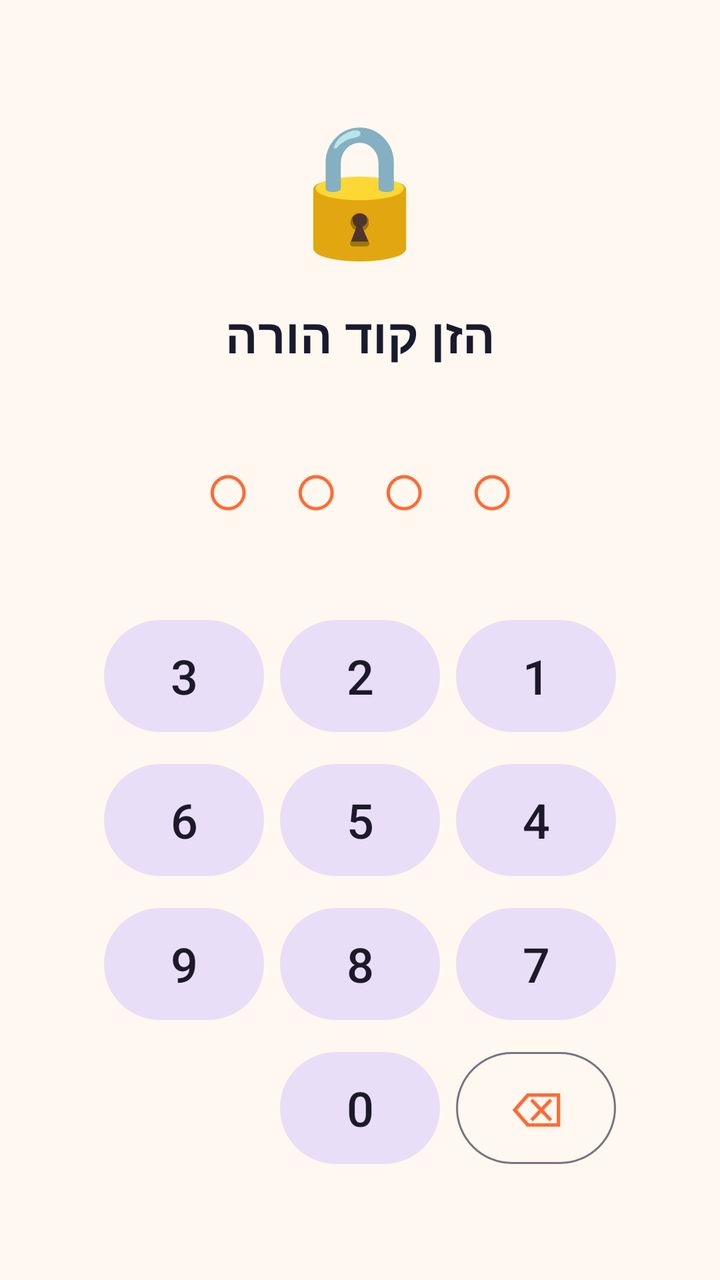
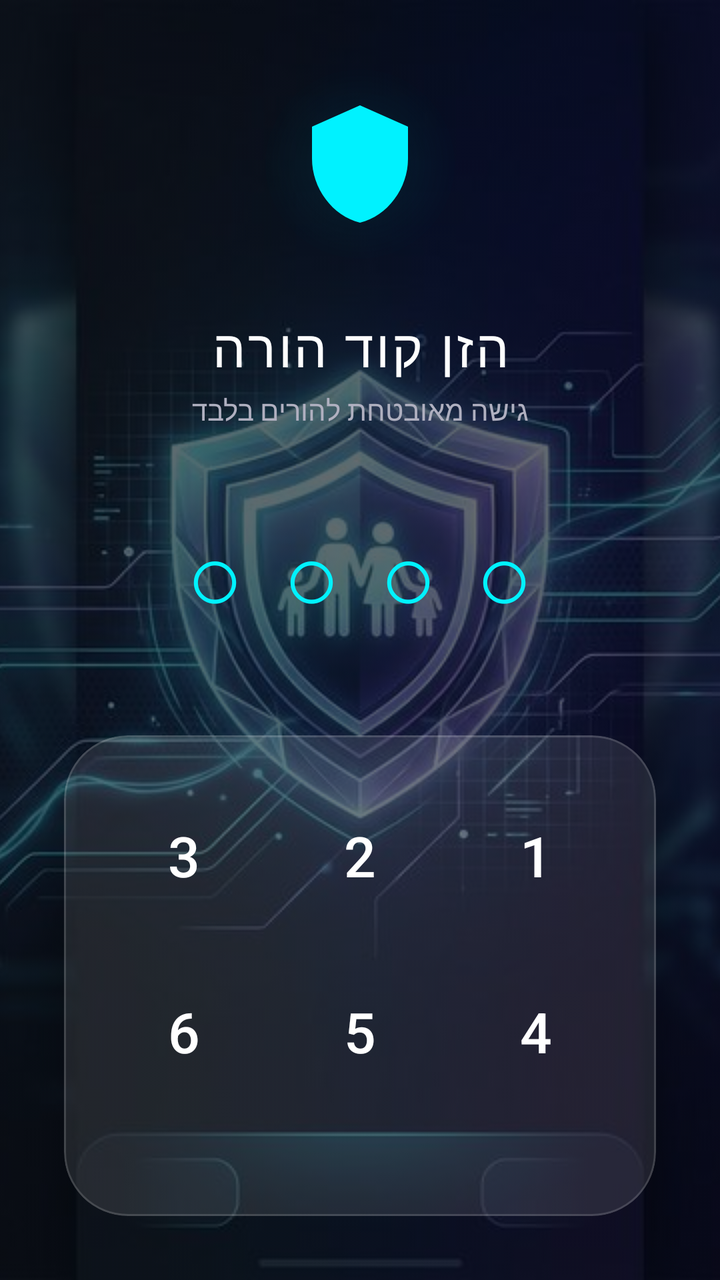

Before-and-after screenshots of an Android layout around one commit, followed by the original layout XML and the change that was made.
<!-- AndroidManifest.xml: application theme Theme.SafeKids -->
<!-- res/layout/activity_pin.xml -->
<?xml version="1.0" encoding="utf-8"?>
<LinearLayout xmlns:android="http://schemas.android.com/apk/res/android"
    android:layout_width="match_parent"
    android:layout_height="match_parent"
    android:orientation="vertical"
    android:gravity="center"
    android:background="@color/sk_background"
    android:layoutDirection="rtl"
    android:padding="32dp">

    
    <TextView
        android:layout_width="wrap_content"
        android:layout_height="wrap_content"
        android:text="🔒"
        android:textSize="64sp" />

    
    <TextView
        android:id="@+id/tvPinTitle"
        android:layout_width="wrap_content"
        android:layout_height="wrap_content"
        android:text="@string/pin_title"
        android:textSize="24sp"
        android:textStyle="bold"
        android:textColor="@color/sk_on_background"
        android:layout_marginTop="16dp" />

    
    <TextView
        android:id="@+id/tvPinDisplay"
        android:layout_width="wrap_content"
        android:layout_height="wrap_content"
        android:text="○○○○"
        android:textSize="40sp"
        android:letterSpacing="0.5"
        android:textColor="@color/sk_primary"
        android:layout_marginTop="32dp" />

    
    <GridLayout
        android:layout_width="wrap_content"
        android:layout_height="wrap_content"
        android:layout_marginTop="32dp"
        android:columnCount="3"
        android:rowCount="4"
        android:useDefaultMargins="true">

        <Button android:id="@+id/btn1" style="@style/Widget.Material3.Button.TonalButton" android:layout_width="80dp" android:layout_height="64dp" android:text="1" android:textSize="24sp" />
        <Button android:id="@+id/btn2" style="@style/Widget.Material3.Button.TonalButton" android:layout_width="80dp" android:layout_height="64dp" android:text="2" android:textSize="24sp" />
        <Button android:id="@+id/btn3" style="@style/Widget.Material3.Button.TonalButton" android:layout_width="80dp" android:layout_height="64dp" android:text="3" android:textSize="24sp" />
        <Button android:id="@+id/btn4" style="@style/Widget.Material3.Button.TonalButton" android:layout_width="80dp" android:layout_height="64dp" android:text="4" android:textSize="24sp" />
        <Button android:id="@+id/btn5" style="@style/Widget.Material3.Button.TonalButton" android:layout_width="80dp" android:layout_height="64dp" android:text="5" android:textSize="24sp" />
        <Button android:id="@+id/btn6" style="@style/Widget.Material3.Button.TonalButton" android:layout_width="80dp" android:layout_height="64dp" android:text="6" android:textSize="24sp" />
        <Button android:id="@+id/btn7" style="@style/Widget.Material3.Button.TonalButton" android:layout_width="80dp" android:layout_height="64dp" android:text="7" android:textSize="24sp" />
        <Button android:id="@+id/btn8" style="@style/Widget.Material3.Button.TonalButton" android:layout_width="80dp" android:layout_height="64dp" android:text="8" android:textSize="24sp" />
        <Button android:id="@+id/btn9" style="@style/Widget.Material3.Button.TonalButton" android:layout_width="80dp" android:layout_height="64dp" android:text="9" android:textSize="24sp" />
        <Button android:id="@+id/btnBackspace" style="@style/Widget.Material3.Button.OutlinedButton" android:layout_width="80dp" android:layout_height="64dp" android:text="⌫" android:textSize="24sp" />
        <Button android:id="@+id/btn0" style="@style/Widget.Material3.Button.TonalButton" android:layout_width="80dp" android:layout_height="64dp" android:text="0" android:textSize="24sp" />
        <Space android:layout_width="80dp" android:layout_height="64dp" />

    </GridLayout>

</LinearLayout>
<!-- resources referenced by this layout -->
<resources>
  <color name="sk_background">#FFF8F0</color>
  <color name="sk_on_background">#1A1A2E</color>
  <color name="sk_primary">#FF6B35</color>
  <string name="pin_title">הזן קוד הורה</string>
  <style name="Theme.SafeKids" parent="Theme.Material3.Light.NoActionBar">
          <item name="colorPrimary">@color/sk_primary</item>
          <item name="colorPrimaryDark">@color/sk_primary_dark</item>
          <item name="colorSecondary">@color/sk_secondary</item>
          <item name="colorOnPrimary">@color/sk_on_primary</item>
          <item name="android:colorBackground">@color/sk_background</item>
          <item name="colorSurface">@color/sk_surface</item>
          <item name="colorError">@color/sk_error</item>
          <item name="android:statusBarColor">@color/sk_primary_dark</item>
          <item name="android:navigationBarColor">@color/sk_background</item>
      </style>
  <color name="sk_primary_dark">#E55A2B</color>
  <color name="sk_secondary">#2EC4B6</color>
  <color name="sk_on_primary">#FFFFFF</color>
  <color name="sk_surface">#FFFFFF</color>
  <color name="sk_error">#E63946</color>
</resources>

<!-- the commit's change to res/layout/activity_pin.xml (unified diff, before → after) -->
@@ -1,64 +1,114 @@
 <?xml version="1.0" encoding="utf-8"?>
-<LinearLayout xmlns:android="http://schemas.android.com/apk/res/android"
+<androidx.constraintlayout.widget.ConstraintLayout xmlns:android="http://schemas.android.com/apk/res/android"
+    xmlns:app="http://schemas.android.com/apk/res-auto"
     android:layout_width="match_parent"
     android:layout_height="match_parent"
-    android:orientation="vertical"
-    android:gravity="center"
     android:background="@color/sk_background"
-    android:layoutDirection="rtl"
-    android:padding="32dp">
+    android:layoutDirection="rtl">
 
     
-    <TextView
-        android:layout_width="wrap_content"
-        android:layout_height="wrap_content"
-        android:text="🔒"
-        android:textSize="64sp" />
+    <ImageView
+        android:id="@+id/ivBackground"
+        android:layout_width="match_parent"
+        android:layout_height="match_parent"
+        android:scaleType="centerCrop"
+        android:src="@drawable/safekids_background_premium"
+        android:alpha="0.4" />
 
-    
-    <TextView
-        android:id="@+id/tvPinTitle"
-        android:layout_width="wrap_content"
-        android:layout_height="wrap_content"
-        android:text="@string/pin_title"
-        android:textSize="24sp"
-        android:textStyle="bold"
-        android:textColor="@color/sk_on_background"
-        android:layout_marginTop="16dp" />
+    <LinearLayout
+        android:layout_width="match_parent"
+        android:layout_height="match_parent"
+        android:orientation="vertical"
+        android:gravity="center"
+        android:padding="32dp">
 
-    
-    <TextView
-        android:id="@+id/tvPinDisplay"
-        android:layout_width="wrap_content"
-        android:layout_height="wrap_content"
-        android:text="○○○○"
-        android:textSize="40sp"
-        android:letterSpacing="0.5"
-        android:textColor="@color/sk_primary"
-        android:layout_marginTop="32dp" />
+        
+        <FrameLayout
+            android:layout_width="wrap_content"
+            android:layout_height="wrap_content"
+            android:layout_marginBottom="24dp">
+            <View
+                android:layout_width="100dp"
+                android:layout_height="100dp"
+                android:background="@drawable/status_glow_circle"
+                android:layout_gravity="center"
+                android:alpha="0.3" />
+            <ImageView
+                android:layout_width="64dp"
+                android:layout_height="64dp"
+                android:layout_gravity="center"
+                android:src="@drawable/ic_security_shield"
+                app:tint="@color/sk_primary" />
+        </FrameLayout>
 
-    
-    <GridLayout
-        android:layout_width="wrap_content"
-        android:layout_height="wrap_content"
-        android:layout_marginTop="32dp"
-        android:columnCount="3"
-        android:rowCount="4"
-        android:useDefaultMargins="true">
+        
+        <TextView
+            android:id="@+id/tvPinTitle"
+            android:layout_width="wrap_content"
+            android:layout_height="wrap_content"
+            android:text="@string/pin_title"
+            android:textSize="26sp"
+            android:fontFamily="sans-serif-medium"
+            android:textColor="@color/sk_on_background"
+            android:letterSpacing="0.05" />
 
-        <Button android:id="@+id/btn1" style="@style/Widget.Material3.Button.TonalButton" android:layout_width="80dp" android:layout_height="64dp" android:text="1" android:textSize="24sp" />
-        <Button android:id="@+id/btn2" style="@style/Widget.Material3.Button.TonalButton" android:layout_width="80dp" android:layout_height="64dp" android:text="2" android:textSize="24sp" />
-        <Button android:id="@+id/btn3" style="@style/Widget.Material3.Button.TonalButton" android:layout_width="80dp" android:layout_height="64dp" android:text="3" android:textSize="24sp" />
-        <Button android:id="@+id/btn4" style="@style/Widget.Material3.Button.TonalButton" android:layout_width="80dp" android:layout_height="64dp" android:text="4" android:textSize="24sp" />
-        <Button android:id="@+id/btn5" style="@style/Widget.Material3.Button.TonalButton" android:layout_width="80dp" android:layout_height="64dp" android:text="5" android:textSize="24sp" />
-        <Button android:id="@+id/btn6" style="@style/Widget.Material3.Button.TonalButton" android:layout_width="80dp" android:layout_height="64dp" android:text="6" android:textSize="24sp" />
-        <Button android:id="@+id/btn7" style="@style/Widget.Material3.Button.TonalButton" android:layout_width="80dp" android:layout_height="64dp" android:text="7" android:textSize="24sp" />
-        <Button android:id="@+id/btn8" style="@style/Widget.Material3.Button.TonalButton" android:layout_width="80dp" android:layout_height="64dp" android:text="8" android:textSize="24sp" />
-        <Button android:id="@+id/btn9" style="@style/Widget.Material3.Button.TonalButton" android:layout_width="80dp" android:layout_height="64dp" android:text="9" android:textSize="24sp" />
-        <Button android:id="@+id/btnBackspace" style="@style/Widget.Material3.Button.OutlinedButton" android:layout_width="80dp" android:layout_height="64dp" android:text="⌫" android:textSize="24sp" />
-        <Button android:id="@+id/btn0" style="@style/Widget.Material3.Button.TonalButton" android:layout_width="80dp" android:layout_height="64dp" android:text="0" android:textSize="24sp" />
-        <Space android:layout_width="80dp" android:layout_height="64dp" />
+        <TextView
+            android:layout_width="wrap_content"
+            android:layout_height="wrap_content"
+            android:text="גישה מאובטחת להורים בלבד"
+            android:textSize="14sp"
+            android:textColor="@color/sk_text_secondary"
+            android:layout_marginTop="4dp" />
 
-    </GridLayout>
+        
+        <TextView
+            android:id="@+id/tvPinDisplay"
+            android:layout_width="wrap_content"
+            android:layout_height="wrap_content"
+            android:text="○○○○"
+            android:textSize="48sp"
+            android:letterSpacing="0.4"
+            android:textColor="@color/sk_primary"
+            android:layout_marginTop="40dp" />
 
-</LinearLayout>
+        
+        <com.google.android.material.card.MaterialCardView
+            android:layout_width="wrap_content"
+            android:layout_height="wrap_content"
+            android:layout_marginTop="48dp"
+            app:cardCornerRadius="32dp"
+            app:cardElevation="0dp"
+            app:strokeWidth="1dp"
+            app:strokeColor="@color/sk_glass_outline"
+            android:backgroundTint="@color/sk_glass_surface">
+
+            <GridLayout
+                android:layout_width="wrap_content"
+                android:layout_height="wrap_content"
+                android:padding="16dp"
+                android:columnCount="3"
+                android:rowCount="4"
+                android:useDefaultMargins="true">
+
+                <Button android:id="@+id/btn1" style="@style/Widget.Material3.Button.TextButton" android:layout_width="80dp" android:layout_height="80dp" android:text="1" android:textSize="28sp" android:textColor="@color/sk_on_background" />
+                <Button android:id="@+id/btn2" style="@style/Widget.Material3.Button.TextButton" android:layout_width="80dp" android:layout_height="80dp" android:text="2" android:textSize="28sp" android:textColor="@color/sk_on_background" />
+                <Button android:id="@+id/btn3" style="@style/Widget.Material3.Button.TextButton" android:layout_width="80dp" android:layout_height="80dp" android:text="3" android:textSize="28sp" android:textColor="@color/sk_on_background" />
+                
+                <Button android:id="@+id/btn4" style="@style/Widget.Material3.Button.TextButton" android:layout_width="80dp" android:layout_height="80dp" android:text="4" android:textSize="28sp" android:textColor="@color/sk_on_background" />
+                <Button android:id="@+id/btn5" style="@style/Widget.Material3.Button.TextButton" android:layout_width="80dp" android:layout_height="80dp" android:text="5" android:textSize="28sp" android:textColor="@color/sk_on_background" />
+                <Button android:id="@+id/btn6" style="@style/Widget.Material3.Button.TextButton" android:layout_width="80dp" android:layout_height="80dp" android:text="6" android:textSize="28sp" android:textColor="@color/sk_on_background" />
+                
+                <Button android:id="@+id/btn7" style="@style/Widget.Material3.Button.TextButton" android:layout_width="80dp" android:layout_height="80dp" android:text="7" android:textSize="28sp" android:textColor="@color/sk_on_background" />
+                <Button android:id="@+id/btn8" style="@style/Widget.Material3.Button.TextButton" android:layout_width="80dp" android:layout_height="80dp" android:text="8" android:textSize="28sp" android:textColor="@color/sk_on_background" />
+                <Button android:id="@+id/btn9" style="@style/Widget.Material3.Button.TextButton" android:layout_width="80dp" android:layout_height="80dp" android:text="9" android:textSize="28sp" android:textColor="@color/sk_on_background" />
+                
+                <Button android:id="@+id/btnBackspace" style="@style/Widget.Material3.Button.TextButton" android:layout_width="80dp" android:layout_height="80dp" android:text="⌫" android:textSize="24sp" android:textColor="@color/sk_error" />
+                <Button android:id="@+id/btn0" style="@style/Widget.Material3.Button.TextButton" android:layout_width="80dp" android:layout_height="80dp" android:text="0" android:textSize="28sp" android:textColor="@color/sk_on_background" />
+                <Space android:layout_width="80dp" android:layout_height="80dp" />
+
+            </GridLayout>
+        </com.google.android.material.card.MaterialCardView>
+
+    </LinearLayout>
+
+</androidx.constraintlayout.widget.ConstraintLayout>
<!-- resource entries referenced after the edit -->
@@ -1,24 +1,47 @@
 <!-- resources referenced by this layout -->
 <resources>
-  <color name="sk_background">#FFF8F0</color>
-  <color name="sk_on_background">#1A1A2E</color>
-  <color name="sk_primary">#FF6B35</color>
+  <color name="sk_background">#050810</color>
+  <color name="sk_on_background">#FFFFFF</color>
+  <color name="sk_primary">#00F2FF</color>
+  <color name="sk_text_secondary">#B0B0C0</color>
+  <!-- drawable ic_security_shield (drawable) -->
+  <vector xmlns:android="http://schemas.android.com/apk/res/android"
+      android:width="24dp"
+      android:height="24dp"
+      android:viewportWidth="24"
+      android:viewportHeight="24">
+      <path
+          android:fillColor="#FF5252"
+          android:pathData="M12,1L3,5v6c0,5.55 3.84,10.74 9,12 5.16,-1.26 9,-6.45 9,-12V5l-9,-4z"/>
+  </vector>
+  <!-- drawable safekids_background_premium: png bitmap (drawable, 43505 bytes) -->
+  <!-- drawable status_glow_circle (drawable) -->
+  <?xml version="1.0" encoding="utf-8"?>
+  <shape xmlns:android="http://schemas.android.com/apk/res/android"
+      android:shape="oval">
+      <gradient
+          android:type="radial"
+          android:gradientRadius="50dp"
+          android:startColor="#4000F3FF"
+          android:endColor="#0000F3FF" />
+  </shape>
   <string name="pin_title">הזן קוד הורה</string>
-  <style name="Theme.SafeKids" parent="Theme.Material3.Light.NoActionBar">
+  <style name="Theme.SafeKids" parent="Theme.Material3.Dark.NoActionBar">
           <item name="colorPrimary">@color/sk_primary</item>
-          <item name="colorPrimaryDark">@color/sk_primary_dark</item>
           <item name="colorSecondary">@color/sk_secondary</item>
           <item name="colorOnPrimary">@color/sk_on_primary</item>
           <item name="android:colorBackground">@color/sk_background</item>
           <item name="colorSurface">@color/sk_surface</item>
           <item name="colorError">@color/sk_error</item>
-          <item name="android:statusBarColor">@color/sk_primary_dark</item>
+          <item name="android:statusBarColor">@color/sk_background</item>
           <item name="android:navigationBarColor">@color/sk_background</item>
+          <item name="android:windowTranslucentStatus">false</item>
       </style>
-  <color name="sk_primary_dark">#E55A2B</color>
-  <color name="sk_secondary">#2EC4B6</color>
-  <color name="sk_on_primary">#FFFFFF</color>
-  <color name="sk_surface">#FFFFFF</color>
-  <color name="sk_error">#E63946</color>
+  <color name="sk_secondary">#7000FF</color>
+  <color name="sk_on_primary">#050810</color>
+  <color name="sk_surface">#0D1220</color>
+  <color name="sk_error">#FF0055</color>
+  <color name="sk_glass_outline">#26FFFFFF</color>
+  <color name="sk_glass_surface">#1AFFFFFF</color>
 </resources>
 
